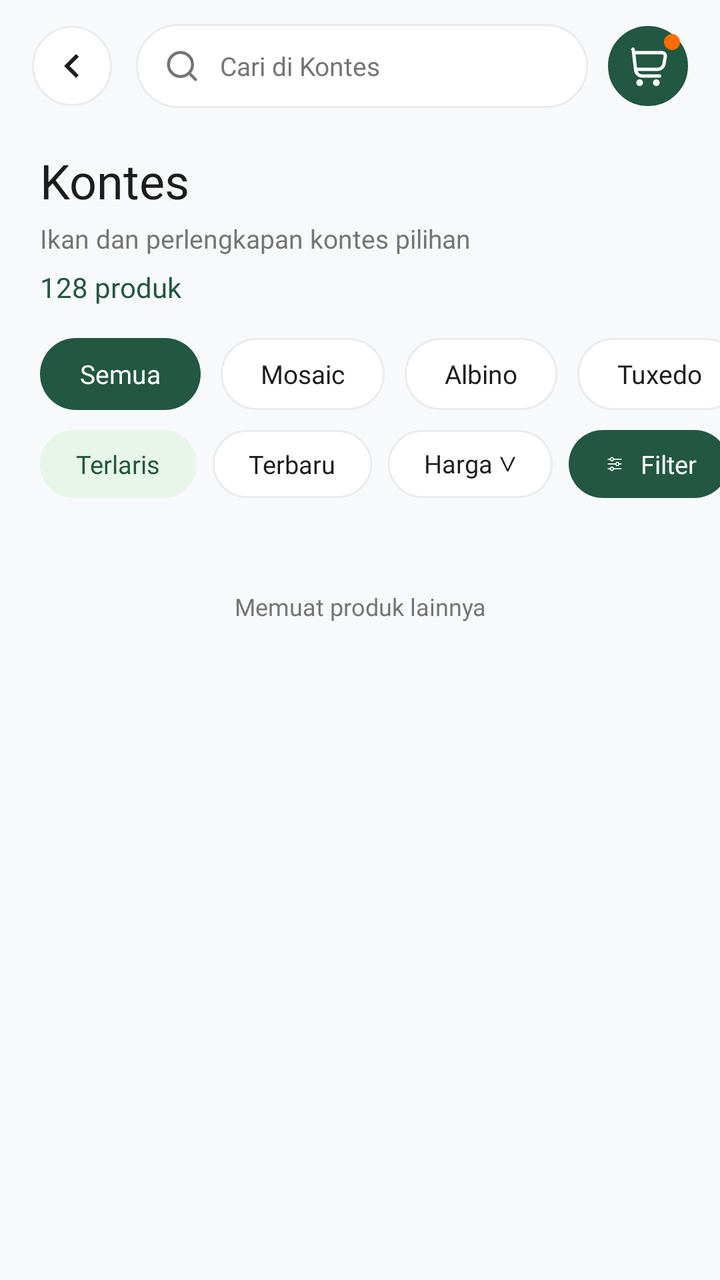
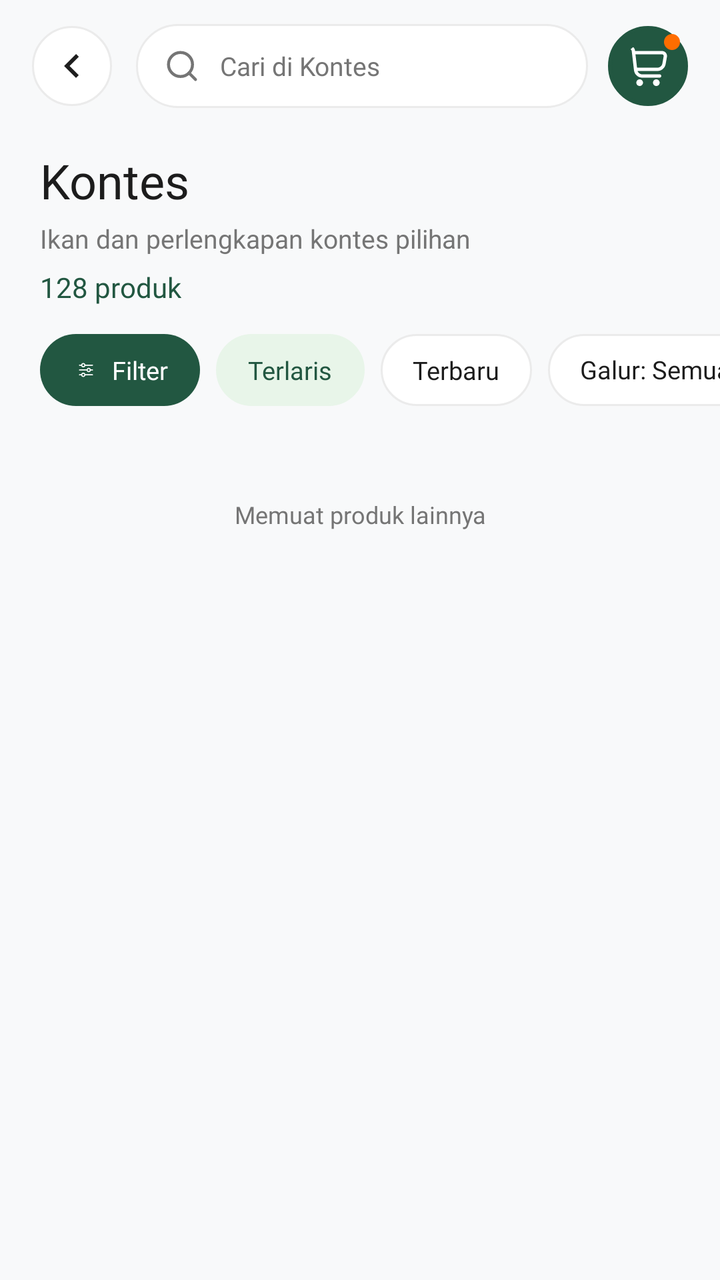

Two renders of the same Android screen: before a commit and after it. Below are the layout's source before the change and the commit's diff.
<!-- AndroidManifest.xml: application theme Theme.GuppyMarketIDN -->
<!-- res/layout/activity_category_products.xml -->
<?xml version="1.0" encoding="utf-8"?>
<RelativeLayout
    xmlns:android="http://schemas.android.com/apk/res/android"
    xmlns:app="http://schemas.android.com/apk/res-auto"
    xmlns:tools="http://schemas.android.com/tools"
    android:id="@+id/main"
    android:layout_width="match_parent"
    android:layout_height="match_parent"
    android:background="#F8F9FA"
    tools:context=".menuHome.CategoryProductsActivity">

    
    <LinearLayout
        android:id="@+id/headerContainer"
        android:layout_width="match_parent"
        android:layout_height="wrap_content"
        android:layout_alignParentTop="true"
        android:background="#F8F9FA"
        android:orientation="vertical">

        
        <LinearLayout
            android:id="@+id/topBarCategory"
            android:layout_width="match_parent"
            android:layout_height="wrap_content"
            android:paddingHorizontal="16dp"
            android:paddingTop="12dp"
            android:paddingBottom="8dp"
            android:gravity="center_vertical"
            android:orientation="horizontal">

            
            <ImageView
                android:id="@+id/btnBackCategory"
                android:layout_width="40dp"
                android:layout_height="40dp"
                android:background="@drawable/bg_circle_white_stroke"
                android:src="@drawable/ic_chevron_left"
                android:padding="8dp"
                android:clickable="true"
                android:focusable="true"/>

            
            <LinearLayout
                android:layout_width="0dp"
                android:layout_height="42dp"
                android:layout_weight="1"
                android:layout_marginStart="12dp"
                android:background="@drawable/bg_search_bar"
                android:gravity="center_vertical"
                android:paddingHorizontal="14dp">

                <ImageView
                    android:layout_width="18dp"
                    android:layout_height="18dp"
                    android:src="@drawable/search"
                    app:tint="@color/guppy_text_gray"/>

                <EditText
                    android:id="@+id/etSearchCategoryPage"
                    android:layout_width="match_parent"
                    android:layout_height="match_parent"
                    android:background="@android:color/transparent"
                    android:fontFamily="@font/inter_regular"
                    android:hint="Cari di Kontes"
                    android:textColorHint="@color/guppy_text_gray"
                    android:textColor="@color/guppy_text_black"
                    android:paddingStart="10dp"
                    android:singleLine="true"
                    android:textSize="13sp" />
            </LinearLayout>

            
            <FrameLayout
                android:layout_width="40dp"
                android:layout_height="40dp"
                android:layout_marginStart="10dp">

                <ImageView
                    android:id="@+id/btnCartCategoryPage"
                    android:layout_width="40dp"
                    android:layout_height="40dp"
                    android:background="@drawable/bg_circle_image"
                    android:backgroundTint="@color/guppy_primary"
                    android:src="@drawable/fi_rr_shopping_cart"
                    android:padding="10dp"
                    app:tint="@color/white"
                    android:clickable="true"
                    android:focusable="true"/>

                <View
                    android:layout_width="8dp"
                    android:layout_height="8dp"
                    android:layout_gravity="top|end"
                    android:layout_marginTop="4dp"
                    android:layout_marginEnd="4dp"
                    android:background="@drawable/bg_circle_image"
                    android:backgroundTint="#FF6D00"/>
            </FrameLayout>
        </LinearLayout>

        
        <LinearLayout
            android:layout_width="match_parent"
            android:layout_height="wrap_content"
            android:paddingHorizontal="20dp"
            android:paddingTop="12dp"
            android:orientation="vertical">

            <TextView
                android:id="@+id/tvCategoryPageTitle"
                android:layout_width="wrap_content"
                android:layout_height="wrap_content"
                android:fontFamily="@font/inter_bold"
                android:text="Kontes"
                android:textColor="@color/guppy_text_black"
                android:textSize="24sp"/>

            <TextView
                android:id="@+id/tvCategoryPageSubtitle"
                android:layout_width="wrap_content"
                android:layout_height="wrap_content"
                android:layout_marginTop="4dp"
                android:fontFamily="@font/inter_regular"
                android:text="Ikan dan perlengkapan kontes pilihan"
                android:textColor="@color/guppy_text_gray"
                android:textSize="13sp"/>

            <TextView
                android:id="@+id/tvCategoryPageCount"
                android:layout_width="wrap_content"
                android:layout_height="wrap_content"
                android:layout_marginTop="6dp"
                android:text="128 produk"
                android:textColor="@color/guppy_primary"
                android:fontFamily="@font/inter_bold"
                android:textSize="14sp"/>
        </LinearLayout>

        
        <HorizontalScrollView
            android:layout_width="match_parent"
            android:layout_height="wrap_content"
            android:layout_marginTop="16dp"
            android:scrollbars="none"
            android:clipToPadding="false"
            android:paddingHorizontal="20dp">

            <LinearLayout
                android:layout_width="wrap_content"
                android:layout_height="wrap_content"
                android:orientation="horizontal">

                <TextView
                    android:id="@+id/chipStrainAll"
                    android:layout_width="wrap_content"
                    android:layout_height="36dp"
                    android:background="@drawable/bg_filter_green"
                    android:text="Semua"
                    android:textColor="@color/white"
                    android:fontFamily="@font/inter_semi_bold"
                    android:textSize="13sp"
                    android:gravity="center"
                    android:paddingHorizontal="20dp"
                    android:layout_marginEnd="10dp"
                    android:clickable="true"
                    android:focusable="true"/>

                <TextView
                    android:id="@+id/chipStrainMosaic"
                    android:layout_width="wrap_content"
                    android:layout_height="36dp"
                    android:background="@drawable/bg_chip_outline"
                    android:text="Mosaic"
                    android:textColor="@color/guppy_text_black"
                    android:fontFamily="@font/inter_medium"
                    android:textSize="13sp"
                    android:gravity="center"
                    android:paddingHorizontal="20dp"
                    android:layout_marginEnd="10dp"
                    android:clickable="true"
                    android:focusable="true"/>

                <TextView
                    android:id="@+id/chipStrainAlbino"
                    android:layout_width="wrap_content"
                    android:layout_height="36dp"
                    android:background="@drawable/bg_chip_outline"
                    android:text="Albino"
                    android:textColor="@color/guppy_text_black"
                    android:fontFamily="@font/inter_medium"
                    android:textSize="13sp"
                    android:gravity="center"
                    android:paddingHorizontal="20dp"
                    android:layout_marginEnd="10dp"
                    android:clickable="true"
                    android:focusable="true"/>

                <TextView
                    android:id="@+id/chipStrainTuxedo"
                    android:layout_width="wrap_content"
                    android:layout_height="36dp"
                    android:background="@drawable/bg_chip_outline"
                    android:text="Tuxedo"
                    android:textColor="@color/guppy_text_black"
                    android:fontFamily="@font/inter_medium"
                    android:textSize="13sp"
                    android:gravity="center"
                    android:paddingHorizontal="20dp"
                    android:layout_marginEnd="10dp"
                    android:clickable="true"
                    android:focusable="true"/>
            </LinearLayout>
        </HorizontalScrollView>

        
        <HorizontalScrollView
            android:layout_width="match_parent"
            android:layout_height="wrap_content"
            android:layout_marginTop="10dp"
            android:layout_marginBottom="14dp"
            android:scrollbars="none"
            android:clipToPadding="false"
            android:paddingHorizontal="20dp">

            <LinearLayout
                android:layout_width="wrap_content"
                android:layout_height="wrap_content"
                android:gravity="center_vertical"
                android:orientation="horizontal">

                <TextView
                    android:id="@+id/chipSortPopular"
                    android:layout_width="wrap_content"
                    android:layout_height="34dp"
                    android:background="@drawable/bg_chip_outline"
                    android:backgroundTint="#E8F5E9"
                    app:strokeColor="@color/guppy_primary"
                    app:strokeWidth="1.5dp"
                    android:text="Terlaris"
                    android:textColor="@color/guppy_primary"
                    android:fontFamily="@font/inter_semi_bold"
                    android:textSize="12.5sp"
                    android:gravity="center"
                    android:paddingHorizontal="18dp"
                    android:layout_marginEnd="8dp"
                    android:clickable="true"
                    android:focusable="true"/>

                <TextView
                    android:id="@+id/chipSortLatest"
                    android:layout_width="wrap_content"
                    android:layout_height="34dp"
                    android:background="@drawable/bg_chip_outline"
                    android:text="Terbaru"
                    android:textColor="@color/guppy_text_black"
                    android:fontFamily="@font/inter_medium"
                    android:textSize="12.5sp"
                    android:gravity="center"
                    android:paddingHorizontal="18dp"
                    android:layout_marginEnd="8dp"
                    android:clickable="true"
                    android:focusable="true"/>

                <TextView
                    android:id="@+id/chipSortPrice"
                    android:layout_width="wrap_content"
                    android:layout_height="34dp"
                    android:background="@drawable/bg_chip_outline"
                    android:text="Harga ∨"
                    android:textColor="@color/guppy_text_black"
                    android:fontFamily="@font/inter_medium"
                    android:textSize="12.5sp"
                    android:gravity="center"
                    android:paddingHorizontal="18dp"
                    android:layout_marginEnd="8dp"
                    android:clickable="true"
                    android:focusable="true"/>

                
                <LinearLayout
                    android:id="@+id/btnFilterOptions"
                    android:layout_width="wrap_content"
                    android:layout_height="34dp"
                    android:background="@drawable/bg_filter_green"
                    android:gravity="center"
                    android:orientation="horizontal"
                    android:paddingHorizontal="16dp"
                    android:clickable="true"
                    android:focusable="true">

                    <ImageView
                        android:layout_width="14dp"
                        android:layout_height="14dp"
                        android:src="@drawable/filter"
                        app:tint="@color/white"/>

                    <TextView
                        android:layout_width="wrap_content"
                        android:layout_height="wrap_content"
                        android:layout_marginStart="6dp"
                        android:text="Filter"
                        android:textColor="@color/white"
                        android:fontFamily="@font/inter_bold"
                        android:textSize="12.5sp"/>
                </LinearLayout>
            </LinearLayout>
        </HorizontalScrollView>
    </LinearLayout>

    
    <androidx.core.widget.NestedScrollView
        android:layout_width="match_parent"
        android:layout_height="match_parent"
        android:layout_below="@id/headerContainer"
        android:fillViewport="true"
        android:clipToPadding="false">

        <LinearLayout
            android:layout_width="match_parent"
            android:layout_height="wrap_content"
            android:orientation="vertical"
            android:paddingHorizontal="14dp"
            android:paddingTop="8dp"
            android:paddingBottom="60dp">

            <androidx.recyclerview.widget.RecyclerView
                android:id="@+id/recyclerCategoryProducts"
                android:layout_width="match_parent"
                android:layout_height="wrap_content"
                android:nestedScrollingEnabled="false" />

            <TextView
                android:id="@+id/tvEmptyCategoryProducts"
                android:layout_width="match_parent"
                android:layout_height="wrap_content"
                android:layout_marginTop="80dp"
                android:gravity="center"
                android:text="Belum ada produk di kategori ini"
                android:textColor="@color/guppy_text_gray"
                android:fontFamily="@font/inter_medium"
                android:textSize="14sp"
                android:visibility="gone"/>

            <TextView
                android:id="@+id/tvLoadMoreProducts"
                android:layout_width="match_parent"
                android:layout_height="wrap_content"
                android:layout_marginTop="24dp"
                android:layout_marginBottom="16dp"
                android:gravity="center"
                android:text="Memuat produk lainnya"
                android:textColor="@color/guppy_text_gray"
                android:fontFamily="@font/inter_regular"
                android:textSize="12sp"/>
        </LinearLayout>
    </androidx.core.widget.NestedScrollView>

</RelativeLayout>
<!-- resources referenced by this layout -->
<resources>
  <color name="guppy_primary">#225741</color>
  <color name="guppy_text_black">#1C1C1C</color>
  <color name="guppy_text_gray">#757575</color>
  <color name="white">#FFFFFFFF</color>
  <!-- drawable bg_chip_outline (drawable) -->
  <?xml version="1.0" encoding="utf-8"?>
  <shape xmlns:android="http://schemas.android.com/apk/res/android">
      <solid android:color="@color/white" />
      <stroke android:width="1dp" android:color="@color/guppy_stroke" />
      <corners android:radius="20dp" />
  </shape>
  <!-- drawable bg_circle_image (drawable) -->
  <?xml version="1.0" encoding="utf-8"?>
  <shape xmlns:android="http://schemas.android.com/apk/res/android" android:shape="oval">
      <solid android:color="@color/guppy_stroke" />
      <stroke android:width="2dp" android:color="@color/guppy_primary" />
  </shape>
  <!-- drawable bg_circle_white_stroke (drawable) -->
  <?xml version="1.0" encoding="utf-8"?>
  <shape xmlns:android="http://schemas.android.com/apk/res/android" android:shape="oval">
      <solid android:color="@color/white" />
      <stroke android:width="1dp" android:color="@color/guppy_stroke" />
  </shape>
  <!-- drawable bg_filter_green (drawable) -->
  <?xml version="1.0" encoding="utf-8"?>
  <shape xmlns:android="http://schemas.android.com/apk/res/android">
      <solid android:color="@color/guppy_primary" />
      <corners android:radius="20dp" />
  </shape>
  <!-- drawable bg_search_bar (drawable) -->
  <?xml version="1.0" encoding="utf-8"?>
  <shape xmlns:android="http://schemas.android.com/apk/res/android">
      <solid android:color="@color/guppy_card_bg" />
      <stroke android:width="1dp" android:color="@color/guppy_stroke" />
      <corners android:radius="24dp" />
  </shape>
  <!-- drawable fi_rr_shopping_cart: vector/xml drawable (drawable, 2051 chars, omitted) -->
  <!-- drawable filter: vector/xml drawable (drawable, 3697 chars, omitted) -->
  <!-- drawable ic_chevron_left (drawable) -->
  <vector xmlns:android="http://schemas.android.com/apk/res/android"
      android:width="24dp"
      android:height="24dp"
      android:viewportWidth="24"
      android:viewportHeight="24">
    <path
        android:fillColor="#1E1E1E"
        android:pathData="M15.41,16.59L10.83,12l4.58,-4.59L14,6l-6,6 6,6 1.41,-1.41z"/>
  </vector>
  <!-- drawable search (drawable) -->
  <vector xmlns:android="http://schemas.android.com/apk/res/android"
      android:width="24dp"
      android:height="24dp"
      android:viewportWidth="24"
      android:viewportHeight="24">
    <path
        android:pathData="M11,19C15.418,19 19,15.418 19,11C19,6.582 15.418,3 11,3C6.582,3 3,6.582 3,11C3,15.418 6.582,19 11,19Z"
        android:strokeLineJoin="round"
        android:strokeWidth="2"
        android:fillColor="#00000000"
        android:strokeColor="#828282"
        android:strokeLineCap="round"/>
    <path
        android:pathData="M21,21L16.65,16.65"
        android:strokeLineJoin="round"
        android:strokeWidth="2"
        android:fillColor="#00000000"
        android:strokeColor="#828282"
        android:strokeLineCap="round"/>
  </vector>
  <style name="Theme.GuppyMarketIDN" parent="Base.Theme.GuppyMarketIDN" />
  <color name="guppy_stroke">#EBEBEB</color>
  <color name="guppy_card_bg">#FFFFFF</color>
  <style name="Base.Theme.GuppyMarketIDN" parent="Theme.Material3.Light.NoActionBar">
          <item name="colorPrimary">@color/guppy_primary</item>
          <item name="colorOnPrimary">@color/white</item>
          <item name="android:textColorPrimary">@color/guppy_text_black</item>
          <item name="android:textColorSecondary">@color/guppy_text_gray</item>
          <item name="android:windowBackground">@color/guppy_background</item>
      </style>
  <color name="guppy_background">#F7F7F7</color>
</resources>

<!-- the commit's change to res/layout/activity_category_products.xml (unified diff, before → after) -->
@@ -141,83 +141,7 @@
         <HorizontalScrollView
             android:layout_width="match_parent"
             android:layout_height="wrap_content"
-            android:layout_marginTop="16dp"
-            android:scrollbars="none"
-            android:clipToPadding="false"
-            android:paddingHorizontal="20dp">
-
-            <LinearLayout
-                android:layout_width="wrap_content"
-                android:layout_height="wrap_content"
-                android:orientation="horizontal">
-
-                <TextView
-                    android:id="@+id/chipStrainAll"
-                    android:layout_width="wrap_content"
-                    android:layout_height="36dp"
-                    android:background="@drawable/bg_filter_green"
-                    android:text="Semua"
-                    android:textColor="@color/white"
-                    android:fontFamily="@font/inter_semi_bold"
-                    android:textSize="13sp"
-                    android:gravity="center"
-                    android:paddingHorizontal="20dp"
-                    android:layout_marginEnd="10dp"
-                    android:clickable="true"
-                    android:focusable="true"/>
-
-                <TextView
-                    android:id="@+id/chipStrainMosaic"
-                    android:layout_width="wrap_content"
-                    android:layout_height="36dp"
-                    android:background="@drawable/bg_chip_outline"
-                    android:text="Mosaic"
-                    android:textColor="@color/guppy_text_black"
-                    android:fontFamily="@font/inter_medium"
-                    android:textSize="13sp"
-                    android:gravity="center"
-                    android:paddingHorizontal="20dp"
-                    android:layout_marginEnd="10dp"
-                    android:clickable="true"
-                    android:focusable="true"/>
-
-                <TextView
-                    android:id="@+id/chipStrainAlbino"
-                    android:layout_width="wrap_content"
-                    android:layout_height="36dp"
-                    android:background="@drawable/bg_chip_outline"
-                    android:text="Albino"
-                    android:textColor="@color/guppy_text_black"
-                    android:fontFamily="@font/inter_medium"
-                    android:textSize="13sp"
-                    android:gravity="center"
-                    android:paddingHorizontal="20dp"
-                    android:layout_marginEnd="10dp"
-                    android:clickable="true"
-                    android:focusable="true"/>
-
-                <TextView
-                    android:id="@+id/chipStrainTuxedo"
-                    android:layout_width="wrap_content"
-                    android:layout_height="36dp"
-                    android:background="@drawable/bg_chip_outline"
-                    android:text="Tuxedo"
-                    android:textColor="@color/guppy_text_black"
-                    android:fontFamily="@font/inter_medium"
-                    android:textSize="13sp"
-                    android:gravity="center"
-                    android:paddingHorizontal="20dp"
-                    android:layout_marginEnd="10dp"
-                    android:clickable="true"
-                    android:focusable="true"/>
-            </LinearLayout>
-        </HorizontalScrollView>
-
-        
-        <HorizontalScrollView
-            android:layout_width="match_parent"
-            android:layout_height="wrap_content"
-            android:layout_marginTop="10dp"
+            android:layout_marginTop="14dp"
             android:layout_marginBottom="14dp"
             android:scrollbars="none"
             android:clipToPadding="false"
@@ -229,63 +153,16 @@
                 android:gravity="center_vertical"
                 android:orientation="horizontal">
 
-                <TextView
-                    android:id="@+id/chipSortPopular"
-                    android:layout_width="wrap_content"
-                    android:layout_height="34dp"
-                    android:background="@drawable/bg_chip_outline"
-                    android:backgroundTint="#E8F5E9"
-                    app:strokeColor="@color/guppy_primary"
-                    app:strokeWidth="1.5dp"
-                    android:text="Terlaris"
-                    android:textColor="@color/guppy_primary"
-                    android:fontFamily="@font/inter_semi_bold"
-                    android:textSize="12.5sp"
-                    android:gravity="center"
-                    android:paddingHorizontal="18dp"
-                    android:layout_marginEnd="8dp"
-                    android:clickable="true"
-                    android:focusable="true"/>
-
-                <TextView
-                    android:id="@+id/chipSortLatest"
-                    android:layout_width="wrap_content"
-                    android:layout_height="34dp"
-                    android:background="@drawable/bg_chip_outline"
-                    android:text="Terbaru"
-                    android:textColor="@color/guppy_text_black"
-                    android:fontFamily="@font/inter_medium"
-                    android:textSize="12.5sp"
-                    android:gravity="center"
-                    android:paddingHorizontal="18dp"
-                    android:layout_marginEnd="8dp"
-                    android:clickable="true"
-                    android:focusable="true"/>
-
-                <TextView
-                    android:id="@+id/chipSortPrice"
-                    android:layout_width="wrap_content"
-                    android:layout_height="34dp"
-                    android:background="@drawable/bg_chip_outline"
-                    android:text="Harga ∨"
-                    android:textColor="@color/guppy_text_black"
-                    android:fontFamily="@font/inter_medium"
-                    android:textSize="12.5sp"
-                    android:gravity="center"
-                    android:paddingHorizontal="18dp"
-                    android:layout_marginEnd="8dp"
-                    android:clickable="true"
-                    android:focusable="true"/>
-
                 
                 <LinearLayout
                     android:id="@+id/btnFilterOptions"
                     android:layout_width="wrap_content"
-                    android:layout_height="34dp"
+                    android:layout_height="36dp"
                     android:background="@drawable/bg_filter_green"
                     android:gravity="center"
                     android:orientation="horizontal"
                     android:paddingHorizontal="16dp"
+                    android:layout_marginEnd="8dp"
                     android:clickable="true"
                     android:focusable="true">
 
@@ -304,6 +181,72 @@
                         android:fontFamily="@font/inter_bold"
                         android:textSize="12.5sp"/>
                 </LinearLayout>
+
+                
+                <TextView
+                    android:id="@+id/chipSortPopular"
+                    android:layout_width="wrap_content"
+                    android:layout_height="36dp"
+                    android:background="@drawable/bg_chip_outline"
+                    android:backgroundTint="#E8F5E9"
+                    app:strokeColor="@color/guppy_primary"
+                    app:strokeWidth="1.5dp"
+                    android:text="Terlaris"
+                    android:textColor="@color/guppy_primary"
+                    android:fontFamily="@font/inter_semi_bold"
+                    android:textSize="12.5sp"
+                    android:gravity="center"
+                    android:paddingHorizontal="16dp"
+                    android:layout_marginEnd="8dp"
+                    android:clickable="true"
+                    android:focusable="true"/>
+
+                
+                <TextView
+                    android:id="@+id/chipSortLatest"
+                    android:layout_width="wrap_content"
+                    android:layout_height="36dp"
+                    android:background="@drawable/bg_chip_outline"
+                    android:text="Terbaru"
+                    android:textColor="@color/guppy_text_black"
+                    android:fontFamily="@font/inter_medium"
+                    android:textSize="12.5sp"
+                    android:gravity="center"
+                    android:paddingHorizontal="16dp"
+                    android:layout_marginEnd="8dp"
+                    android:clickable="true"
+                    android:focusable="true"/>
+
+                
+                <TextView
+                    android:id="@+id/chipFilterGalur"
+                    android:layout_width="wrap_content"
+                    android:layout_height="36dp"
+                    android:background="@drawable/bg_chip_outline"
+                    android:text="Galur: Semua ∨"
+                    android:textColor="@color/guppy_text_black"
+                    android:fontFamily="@font/inter_medium"
+                    android:textSize="12.5sp"
+                    android:gravity="center"
+                    android:paddingHorizontal="16dp"
+                    android:layout_marginEnd="8dp"
+                    android:clickable="true"
+                    android:focusable="true"/>
+
+                
+                <TextView
+                    android:id="@+id/chipSortPrice"
+                    android:layout_width="wrap_content"
+                    android:layout_height="36dp"
+                    android:background="@drawable/bg_chip_outline"
+                    android:text="Harga ∨"
+                    android:textColor="@color/guppy_text_black"
+                    android:fontFamily="@font/inter_medium"
+                    android:textSize="12.5sp"
+                    android:gravity="center"
+                    android:paddingHorizontal="16dp"
+                    android:clickable="true"
+                    android:focusable="true"/>
             </LinearLayout>
         </HorizontalScrollView>
     </LinearLayout>
